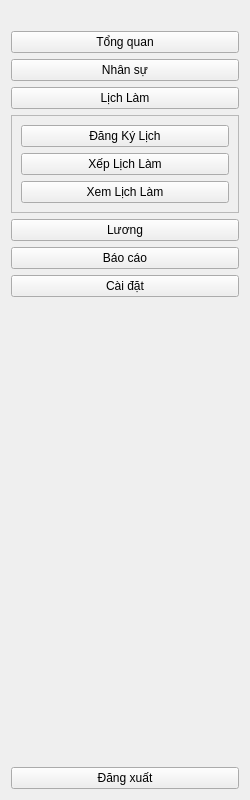
First picture: the form in src/view/sidebar_widget.ui, repository vttaan/OOP---Management-Application-Project, before the edit.
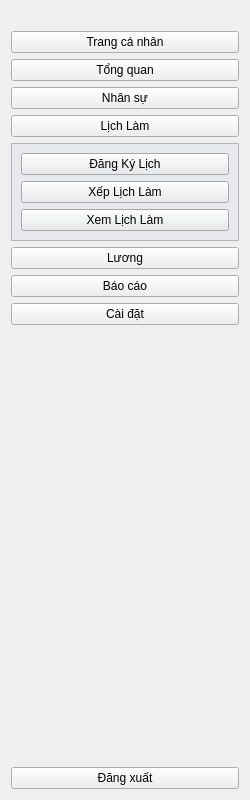
Second picture: the form after the edit.

Patch:
```diff
--- a/src/view/sidebar_widget.ui
+++ b/src/view/sidebar_widget.ui
@@ -18,6 +18,13 @@
      </property>
     </widget>
    </item>
+   <item>
+    <widget class="QPushButton" name="btnProfile">
+     <property name="text">
+      <string>Trang cá nhân</string>
+     </property>
+    </widget>
+   </item>
    <item>
     <widget class="QPushButton" name="btnMenu_Overview">
      <property name="text">
@@ -41,6 +48,9 @@
    </item>
    <item>
     <widget class="QFrame" name="subMenu_Schedule">
+     <property name="styleSheet">
+      <string notr="true">background-color: #e7e9ec;</string>
+     </property>
      <property name="frameShape">
       <enum>QFrame::Shape::StyledPanel</enum>
      </property>
@@ -98,6 +108,9 @@
      <property name="orientation">
       <enum>Qt::Orientation::Vertical</enum>
      </property>
+     <property name="sizeType">
+      <enum>QSizePolicy::Expanding</enum>
+     </property>
      <property name="sizeHint" stdset="0">
       <size>
        <width>20</width>
```
